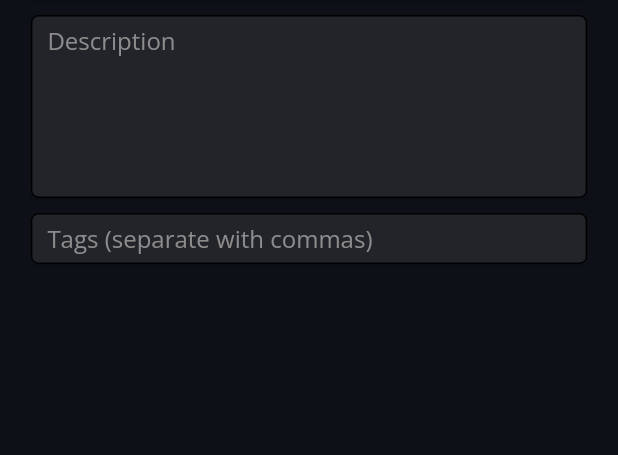
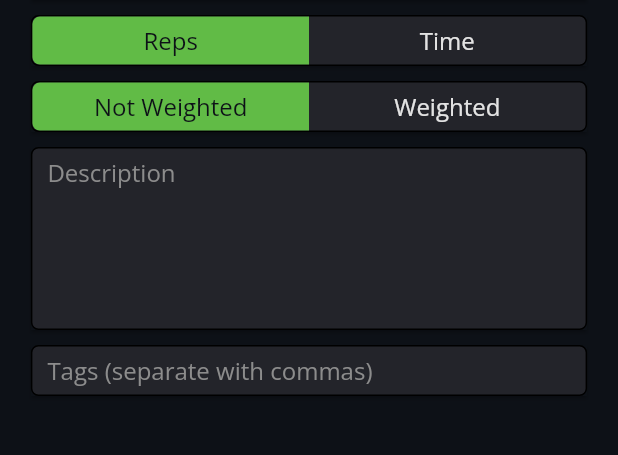
Before and after one commit to navidboloorian/fitsaw-old, a Flutter app: the ViewExercise screen opened directly, on a phone screen of 412 x 824 dp, the part 135-590 px from its top. Run offline on Flutter 3.47's test engine with Material 2 defaults, Android fonts, the light colour scheme and no system bars; our stand-ins replace flutter_riverpod.

Commit message:
added switch buttons

```diff
--- a/lib/ui/pages/exercises/view_exercise.dart
+++ b/lib/ui/pages/exercises/view_exercise.dart
@@ -1,18 +1,24 @@
 import 'package:flutter/material.dart';
 import 'package:fitsaw/utils/custom_colors.dart';
 import 'package:fitsaw/ui/shared/widgets/widgets.dart';
+import 'package:fitsaw/ui/shared/providers/switch_button_provider.dart';
+import 'package:flutter_riverpod/flutter_riverpod.dart';
 
-class ViewExercise extends StatefulWidget {
+class ViewExercise extends ConsumerStatefulWidget {
   const ViewExercise({super.key});
 
   @override
-  State<ViewExercise> createState() => _ViewExerciseState();
+  ConsumerState<ViewExercise> createState() => _ViewExerciseState();
 }
 
-class _ViewExerciseState extends State<ViewExercise> {
+class _ViewExerciseState extends ConsumerState<ViewExercise> {
   final GlobalKey<FormState> _formKey = GlobalKey<FormState>();
   final TextEditingController _nameController = TextEditingController();
   final TextEditingController _descriptionController = TextEditingController();
+
+  // initialize notifiers for switches
+  late final _timedSwitchButton = switchButtonFamily('isTimed');
+  late final _weightedSwitchButton = switchButtonFamily('isWeighted');
 
   @override
   void initState() {
@@ -21,7 +27,7 @@ class _ViewExerciseState extends State<ViewExercise> {
 
   @override
   Widget build(BuildContext context) {
-    final List<CustomContainer> pageElements = [
+    final List<Widget> pageElements = [
       CustomContainer(
         TextFormField(
           decoration: const InputDecoration(
@@ -36,6 +42,16 @@ class _ViewExerciseState extends State<ViewExercise> {
             return null;
           },
         ),
+      ),
+      SwitchButton(
+        left: "Reps",
+        right: "Time",
+        provider: _timedSwitchButton,
+      ),
+      SwitchButton(
+        left: "Not Weighted",
+        right: "Weighted",
+        provider: _weightedSwitchButton,
       ),
       CustomContainer(
         TextFormField(
--- /dev/null
+++ b/lib/ui/shared/providers/switch_button_provider.dart
@@ -0,0 +1,18 @@
+import 'package:flutter_riverpod/flutter_riverpod.dart';
+
+class SwitchButtonNotifier extends StateNotifier<bool> {
+  // false = left, true = right
+  SwitchButtonNotifier() : super(false);
+
+  void set(bool switchState) {
+    state = switchState;
+  }
+
+  void reset() {
+    state = false;
+  }
+}
+
+final switchButtonFamily = StateNotifierProvider.autoDispose
+    .family<SwitchButtonNotifier, bool, String>(
+        (ref, name) => SwitchButtonNotifier());
--- /dev/null
+++ b/lib/ui/shared/widgets/switch_button.dart
@@ -0,0 +1,83 @@
+import 'package:fitsaw/utils/custom_colors.dart';
+import 'package:flutter/material.dart';
+import 'package:flutter_riverpod/flutter_riverpod.dart';
+import 'package:fitsaw/ui/shared/widgets/custom_container.dart';
+
+class SwitchButton extends ConsumerWidget {
+  // false = left, true = right
+  final String left;
+  final String right;
+  final dynamic provider;
+
+  const SwitchButton({
+    super.key,
+    required this.left,
+    required this.right,
+    required this.provider,
+  });
+
+  @override
+  Widget build(BuildContext context, WidgetRef ref) {
+    final swtichButtonProvider = ref.watch(provider.notifier);
+
+    return CustomContainer(
+      padding: 0,
+      Row(
+        children: [
+          GestureDetector(
+            onTap: () => swtichButtonProvider.set(false),
+            child: Container(
+              height: 32,
+              decoration: BoxDecoration(
+                color: swtichButtonProvider.state
+                    ? Colors.transparent
+                    : CustomColors.fitsawGreen,
+                borderRadius: const BorderRadius.only(
+                  bottomLeft: Radius.circular(5),
+                  topLeft: Radius.circular(5),
+                ),
+              ),
+              width: MediaQuery.of(context).size.width * 0.45 - 1,
+              child: Center(
+                child: Text(
+                  left,
+                  style: TextStyle(
+                    color: swtichButtonProvider.state
+                        ? CustomColors.dmPrimaryText
+                        : CustomColors.dmScreenBackground,
+                  ),
+                ),
+              ),
+            ),
+          ),
+          GestureDetector(
+            onTap: () => swtichButtonProvider.set(true),
+            child: Container(
+              height: 32,
+              decoration: BoxDecoration(
+                color: swtichButtonProvider.state
+                    ? CustomColors.fitsawGreen
+                    : Colors.transparent,
+                borderRadius: const BorderRadius.only(
+                  bottomRight: Radius.circular(5),
+                  topRight: Radius.circular(5),
+                ),
+              ),
+              width: MediaQuery.of(context).size.width * 0.45 - 1,
+              child: Center(
+                child: Text(
+                  right,
+                  style: TextStyle(
+                    color: swtichButtonProvider.state
+                        ? CustomColors.dmScreenBackground
+                        : CustomColors.dmPrimaryText,
+                  ),
+                ),
+              ),
+            ),
+          ),
+        ],
+      ),
+    );
+  }
+}
--- a/lib/ui/shared/widgets/tag_text_field.dart
+++ b/lib/ui/shared/widgets/tag_text_field.dart
@@ -90,7 +90,6 @@ class _TagTextFieldState extends ConsumerState<TagTextField> {
   @override
   void initState() {
     // list of tag names, useful for other widgets to access
-    final tagNamesRead = ref.read(tagListProvider);
     final tagNamesList = ref.read(tagListProvider.notifier);
 
     super.initState();
@@ -102,7 +101,7 @@ class _TagTextFieldState extends ConsumerState<TagTextField> {
         () {
           tagNamesList.set(widget.preExistingTags!);
 
-          for (String tagName in tagNamesRead) {
+          for (String tagName in tagNamesList.state) {
             _tagButtons.add(
               TagButton(
                 tagName,
--- a/lib/ui/shared/widgets/widgets.dart
+++ b/lib/ui/shared/widgets/widgets.dart
@@ -7,3 +7,4 @@ export 'search_box.dart';
 export 'bottom_bar.dart';
 export 'plus_button.dart';
 export 'tag_text_field.dart';
+export 'switch_button.dart';
```
